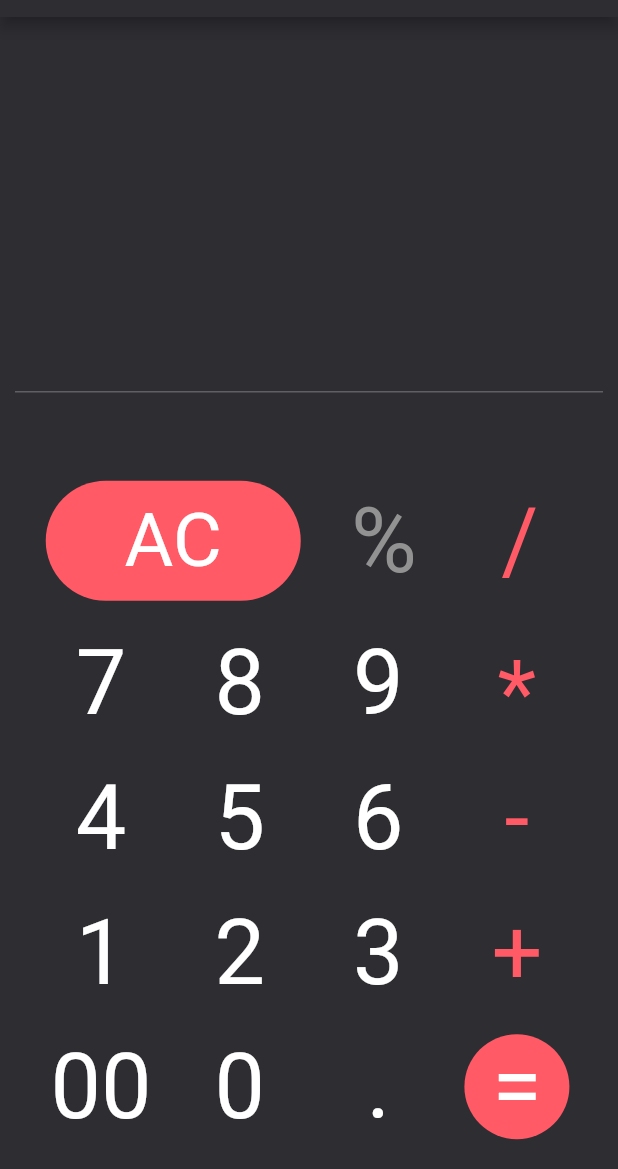
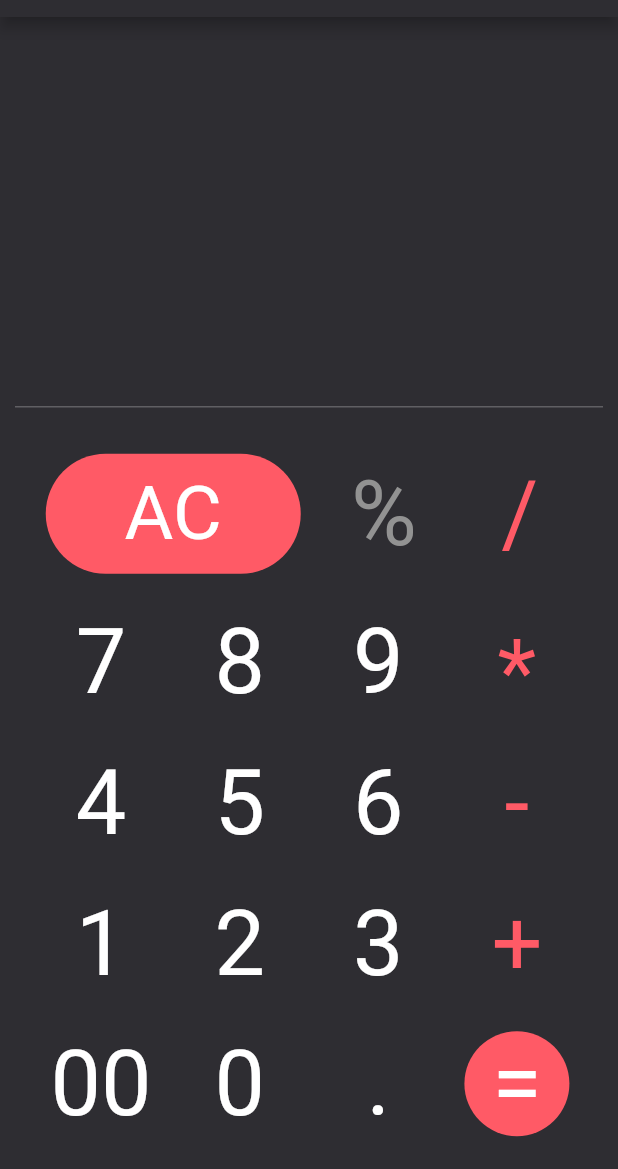
Before and after one commit to MrToxicDeveloper/CalculatorApp, a Flutter app: the screen it shows after launch, on a phone screen of 412 x 824 dp, the part 67-1236 px from its top. Run offline on Flutter 3.47's test engine with Material 2 defaults, Android fonts, the phone set to English and light mode, and no system bars.

Commit message:
30/12/2022

```diff
--- a/lib/homePage.dart
+++ b/lib/homePage.dart
@@ -81,7 +81,7 @@ class _codeState extends State<code> {
             flex: 0,
             child: Container(
               margin: EdgeInsets.all(10),
-              height: 30,
+              height: 0,
               width: double.infinity,
               decoration: BoxDecoration(
                   border: Border(top: BorderSide(color: Colors.white24))),
```
